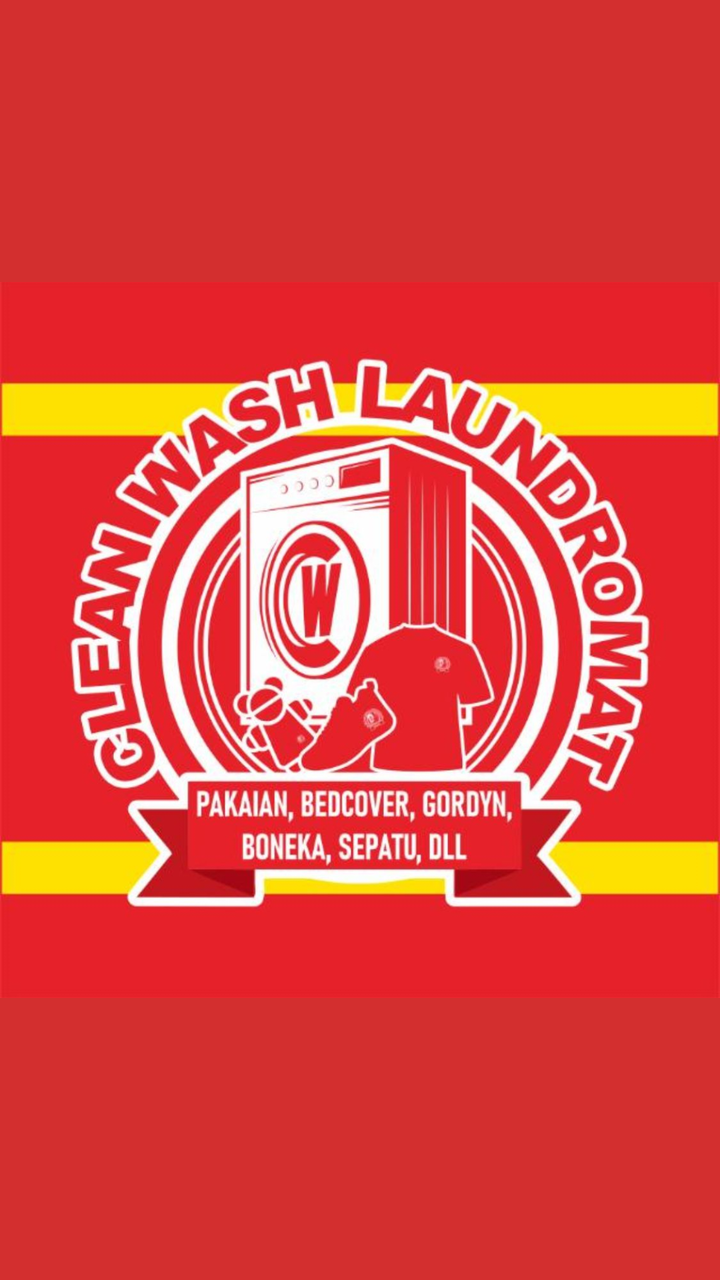
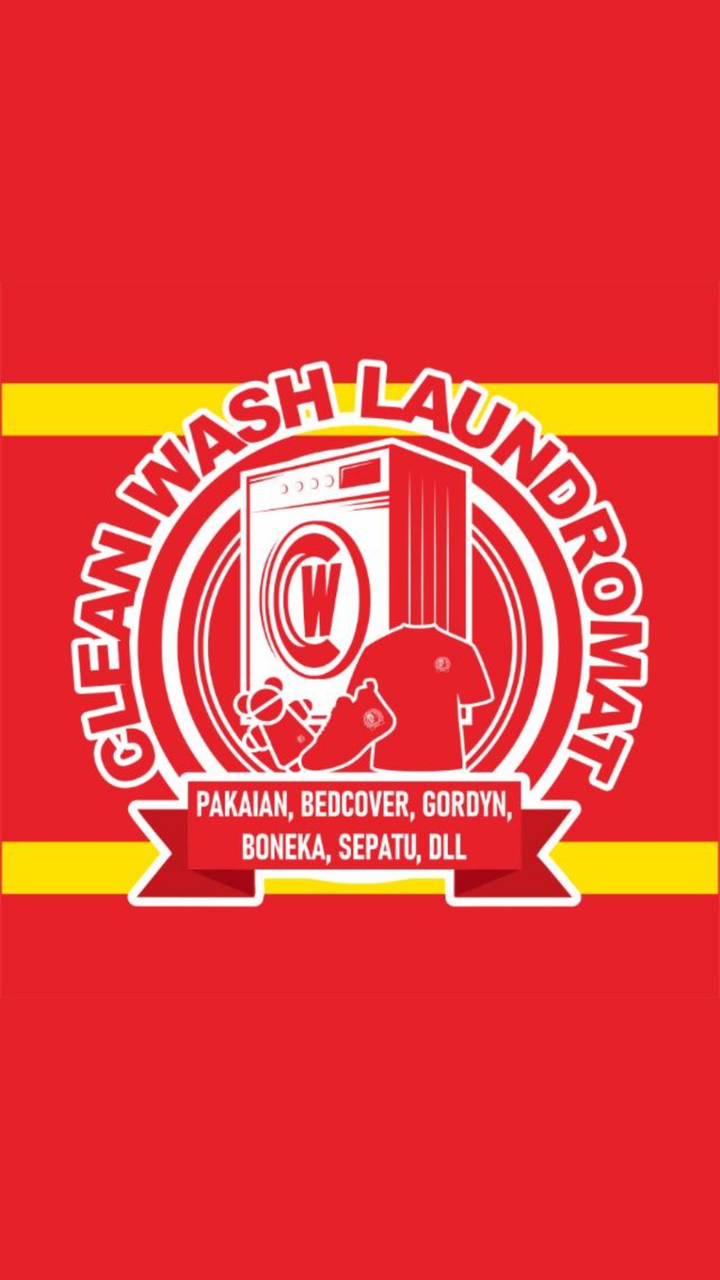

Two renders of the same Android screen: before a commit and after it. Below are the layout's source before the change and the commit's diff.
<!-- AndroidManifest.xml: application theme Theme.CleanWashLaundromat -->
<!-- res/layout/activity_splash.xml -->
<?xml version="1.0" encoding="utf-8"?>
<RelativeLayout xmlns:android="http://schemas.android.com/apk/res/android"
    xmlns:app="http://schemas.android.com/apk/res-auto"
    xmlns:tools="http://schemas.android.com/tools"
    android:layout_width="match_parent"
    android:layout_height="match_parent"
    android:background="@color/colorPrimary"
    tools:context=".ui.SplashActivity">

    <ImageView
        android:layout_width="408dp"
        android:layout_height="665dp"
        android:layout_centerInParent="true"
        android:contentDescription="Logo Aplikasi"
        android:src="@drawable/auth" />

</RelativeLayout>
<!-- resources referenced by this layout -->
<resources>
  <color name="colorPrimary">#D32F2F</color>
  <!-- drawable auth: jpg bitmap (drawable, 132508 bytes) -->
  <style name="Theme.CleanWashLaundromat" parent="Base.Theme.CleanWashLaundromat" />
  <style name="Base.Theme.CleanWashLaundromat" parent="Theme.MaterialComponents.DayNight.NoActionBar">
          
          <item name="colorPrimary">@color/colorPrimary</item>
          
          <item name="colorPrimaryVariant">@color/colorPrimaryDark</item>
          
          <item name="colorOnPrimary">@color/white</item>
  
          
          <item name="colorSecondary">@color/colorAccent</item>
          <item name="colorSecondaryVariant">@color/colorAccent</item>
          
          <item name="colorOnSecondary">@color/black</item>
  
          
          <item name="android:statusBarColor">?attr/colorPrimaryVariant</item>
  
          
      </style>
  <color name="colorPrimaryDark">#B71C1C</color>
  <color name="white">#FFFFFFFF</color>
  <color name="colorAccent">#FFC107</color>
  <color name="black">#FF000000</color>
</resources>

<!-- the commit's change to res/layout/activity_splash.xml (unified diff, before → after) -->
@@ -4,7 +4,7 @@
     xmlns:tools="http://schemas.android.com/tools"
     android:layout_width="match_parent"
     android:layout_height="match_parent"
-    android:background="@color/colorPrimary"
+    android:background="#E5212A"
     tools:context=".ui.SplashActivity">
 
     <ImageView
<!-- resource entries referenced after the edit -->
@@ -1,6 +1,5 @@
 <!-- resources referenced by this layout -->
 <resources>
-  <color name="colorPrimary">#D32F2F</color>
   <!-- drawable auth: jpg bitmap (drawable, 132508 bytes) -->
   <style name="Theme.CleanWashLaundromat" parent="Base.Theme.CleanWashLaundromat" />
   <style name="Base.Theme.CleanWashLaundromat" parent="Theme.MaterialComponents.DayNight.NoActionBar">
@@ -22,6 +21,7 @@
   
           
       </style>
+  <color name="colorPrimary">#D32F2F</color>
   <color name="colorPrimaryDark">#B71C1C</color>
   <color name="white">#FFFFFFFF</color>
   <color name="colorAccent">#FFC107</color>
